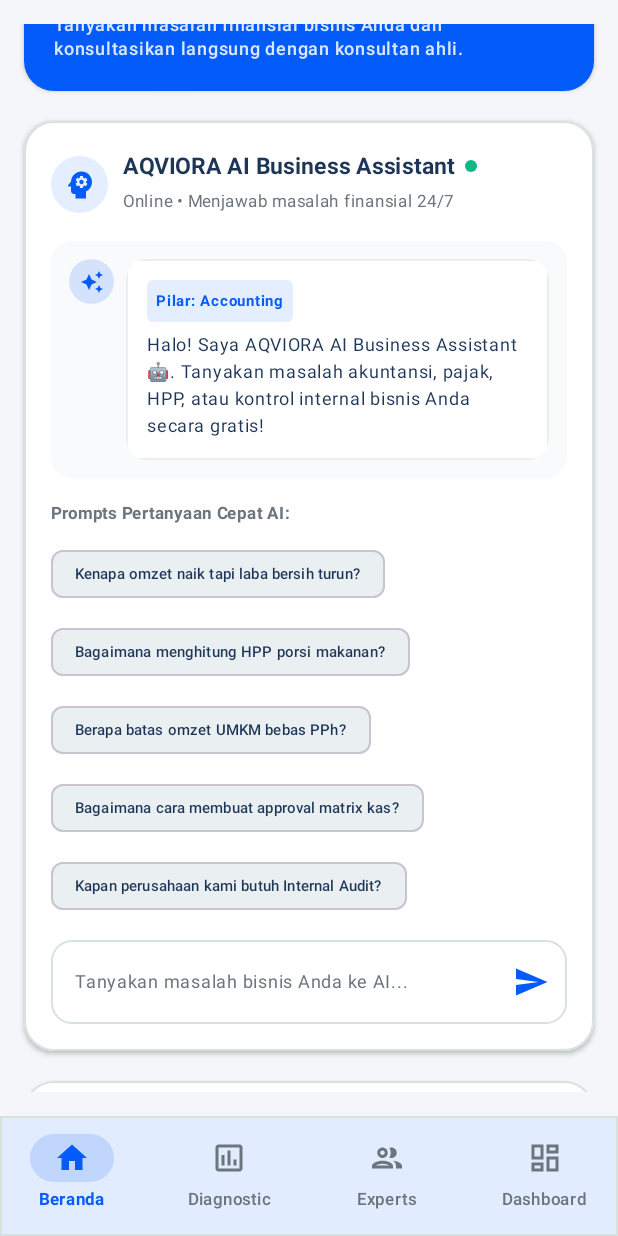
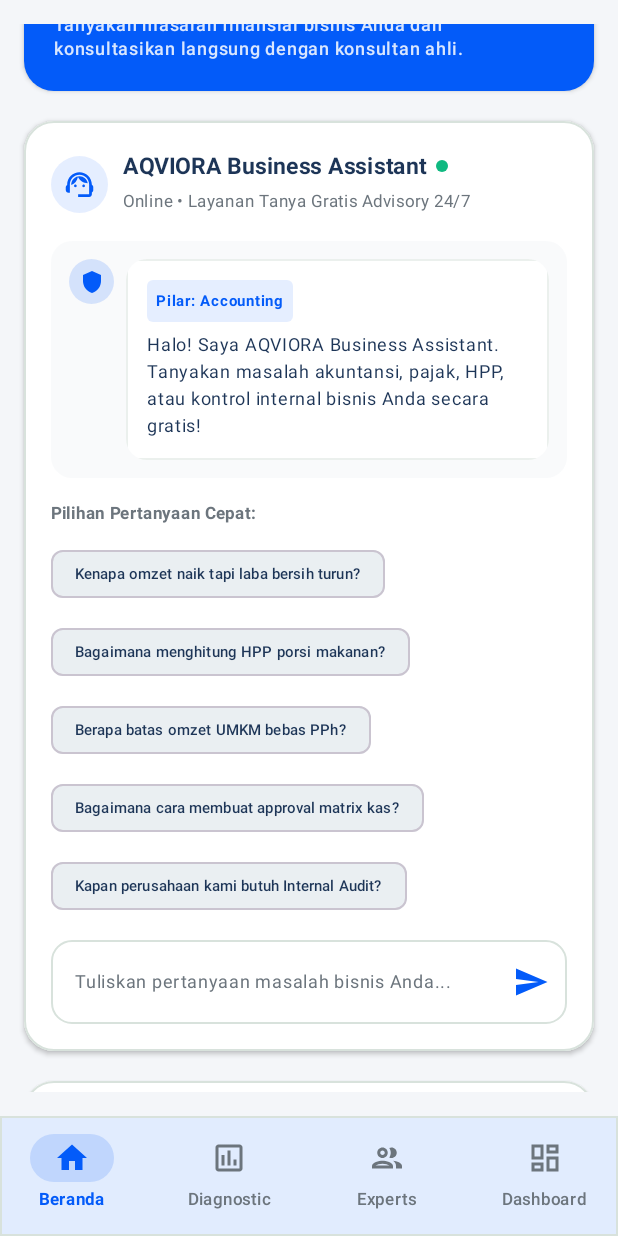
Before and after one commit to fawwz4545-art/AQVIORA-App, an Android app built with Jetpack Compose: the HomeScreen screen opened through its navigation route, on a phone screen of 412 x 824 dp. Run offline under Robolectric (Android 15) with nearby library versions, the phone set to English and light mode, and no system bars.

Commit message:
Rename AI Assistant branding to human-centric AQVIORA Business Assistant

```diff
--- a/app/src/main/java/com/example/advisoryapp/ui/components/AiChatbotSection.kt
+++ b/app/src/main/java/com/example/advisoryapp/ui/components/AiChatbotSection.kt
@@ -20,9 +20,8 @@ import androidx.compose.foundation.shape.CircleShape
 import androidx.compose.foundation.shape.RoundedCornerShape
 import androidx.compose.material.icons.Icons
 import androidx.compose.material.icons.automirrored.filled.Send
-import androidx.compose.material.icons.filled.AutoAwesome
-import androidx.compose.material.icons.filled.Person
-import androidx.compose.material.icons.filled.Psychology
+import androidx.compose.material.icons.filled.Shield
+import androidx.compose.material.icons.filled.SupportAgent
 import androidx.compose.material3.Button
 import androidx.compose.material3.ButtonDefaults
 import androidx.compose.material3.Card
@@ -79,7 +78,7 @@ fun AiChatbotSection(
         mutableStateListOf(
             ChatMessage(
                 isUser = false,
-                text = "Halo! Saya AQVIORA AI Business Assistant 🤖. Tanyakan masalah akuntansi, pajak, HPP, atau kontrol internal bisnis Anda secara gratis!",
+                text = "Halo! Saya AQVIORA Business Assistant. Tanyakan masalah akuntansi, pajak, HPP, atau kontrol internal bisnis Anda secara gratis!",
                 category = PillarType.ACCOUNTING
             )
         )
@@ -101,7 +100,7 @@ fun AiChatbotSection(
         elevation = CardDefaults.cardElevation(defaultElevation = 2.dp)
     ) {
         Column(modifier = Modifier.padding(18.dp)) {
-            // Header AI Chatbot
+            // Header Business Assistant Chatbot
             Row(
                 modifier = Modifier.fillMaxWidth(),
                 horizontalArrangement = Arrangement.SpaceBetween,
@@ -116,17 +115,17 @@ fun AiChatbotSection(
                         contentAlignment = Alignment.Center
                     ) {
                         Icon(
-                            imageVector = Icons.Default.Psychology,
+                            imageVector = Icons.Default.SupportAgent,
                             contentDescription = null,
                             tint = MaterialTheme.colorScheme.primary,
-                            modifier = Modifier.size(24.dp)
+                            modifier = Modifier.size(22.dp)
                         )
                     }
                     Spacer(modifier = Modifier.width(10.dp))
                     Column {
                         Row(verticalAlignment = Alignment.CenterVertically) {
                             Text(
-                                text = "AQVIORA AI Business Assistant",
+                                text = "AQVIORA Business Assistant",
                                 fontSize = 15.sp,
                                 fontWeight = FontWeight.Bold,
                                 color = MaterialTheme.colorScheme.onSurface
@@ -139,7 +138,7 @@ fun AiChatbotSection(
                             )
                         }
                         Text(
-                            text = "Online • Menjawab masalah finansial 24/7",
+                            text = "Online • Layanan Tanya Gratis Advisory 24/7",
                             fontSize = 11.sp,
                             color = MaterialTheme.colorScheme.onSurfaceVariant
                         )
@@ -179,7 +178,7 @@ fun AiChatbotSection(
                             }
                         }
                     } else {
-                        // AI Chat Bubble (Left)
+                        // Assistant Chat Bubble (Left)
                         Row(
                             modifier = Modifier.fillMaxWidth(),
                             horizontalArrangement = Arrangement.Start
@@ -192,7 +191,7 @@ fun AiChatbotSection(
                                 contentAlignment = Alignment.Center
                             ) {
                                 Icon(
-                                    imageVector = Icons.Default.AutoAwesome,
+                                    imageVector = Icons.Default.Shield,
                                     contentDescription = null,
                                     tint = MaterialTheme.colorScheme.primary,
                                     modifier = Modifier.size(16.dp)
@@ -259,7 +258,7 @@ fun AiChatbotSection(
                     }
                 }
 
-                // AI Typing Indicator
+                // Assistant Typing Indicator
                 AnimatedVisibility(visible = isAiTyping) {
                     Row(
                         modifier = Modifier.fillMaxWidth(),
@@ -273,7 +272,7 @@ fun AiChatbotSection(
                                 .background(MaterialTheme.colorScheme.primary.copy(alpha = 0.15f)),
                             contentAlignment = Alignment.Center
                         ) {
-                            Icon(Icons.Default.AutoAwesome, contentDescription = null, tint = MaterialTheme.colorScheme.primary, modifier = Modifier.size(16.dp))
+                            Icon(Icons.Default.Shield, contentDescription = null, tint = MaterialTheme.colorScheme.primary, modifier = Modifier.size(16.dp))
                         }
                         Spacer(modifier = Modifier.width(8.dp))
                         Row(
@@ -285,7 +284,7 @@ fun AiChatbotSection(
                         ) {
                             CircularProgressIndicator(modifier = Modifier.size(14.dp), strokeWidth = 2.dp, color = MaterialTheme.colorScheme.primary)
                             Spacer(modifier = Modifier.width(8.dp))
-                            Text("AQVIORA AI sedang menganalisis...", fontSize = 11.sp, color = MaterialTheme.colorScheme.onSurfaceVariant)
+                            Text("Asisten Advisory sedang menganalisis...", fontSize = 11.sp, color = MaterialTheme.colorScheme.onSurfaceVariant)
                         }
                     }
                 }
@@ -293,8 +292,8 @@ fun AiChatbotSection(
 
             Spacer(modifier = Modifier.height(12.dp))
 
-            // AI Prompts Suggestion Chips
-            Text("Prompts Pertanyaan Cepat AI:", fontSize = 11.sp, fontWeight = FontWeight.Bold, color = MaterialTheme.colorScheme.onSurfaceVariant)
+            // Quick Prompts Suggestion Chips
+            Text("Pilihan Pertanyaan Cepat:", fontSize = 11.sp, fontWeight = FontWeight.Bold, color = MaterialTheme.colorScheme.onSurfaceVariant)
             Spacer(modifier = Modifier.height(4.dp))
             FlowRow(
                 horizontalArrangement = Arrangement.spacedBy(6.dp),
@@ -313,12 +312,12 @@ fun AiChatbotSection(
 
             Spacer(modifier = Modifier.height(12.dp))
 
-            // Input Text Box with AI Send Button
+            // Input Text Box with Send Button
             OutlinedTextField(
                 value = questionInput,
                 onValueChange = { questionInput = it },
                 modifier = Modifier.fillMaxWidth(),
-                placeholder = { Text("Tanyakan masalah bisnis Anda ke AI...", fontSize = 12.sp) },
+                placeholder = { Text("Tuliskan pertanyaan masalah bisnis Anda...", fontSize = 12.sp) },
                 maxLines = 3,
                 shape = RoundedCornerShape(14.dp),
                 colors = OutlinedTextFieldDefaults.colors(
@@ -335,7 +334,7 @@ fun AiChatbotSection(
                                 isAiTyping = true
 
                                 coroutineScope.launch {
-                                    delay(1000) // Realistic AI thinking delay
+                                    delay(1000) // Realistic thinking delay
                                     val aiResult: FreeQuestion = viewModel.submitQuestion(userQ)
                                     isAiTyping = false
                                     chatMessages.add(
@@ -352,7 +351,7 @@ fun AiChatbotSection(
                     ) {
                         Icon(
                             imageVector = Icons.AutoMirrored.Filled.Send,
-                            contentDescription = "Kirim ke AI",
+                            contentDescription = "Kirim",
                             tint = MaterialTheme.colorScheme.primary
                         )
                     }
```
